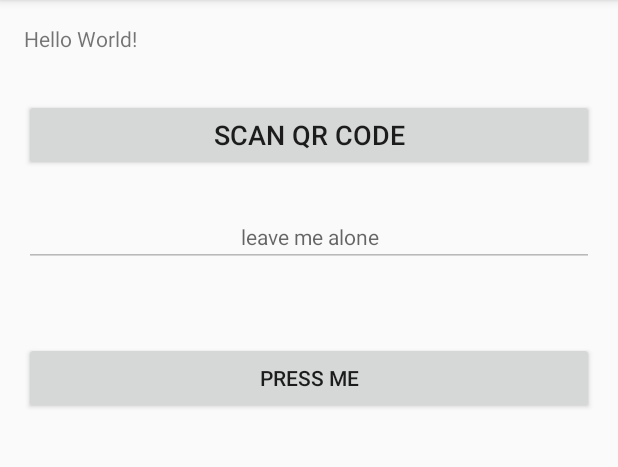
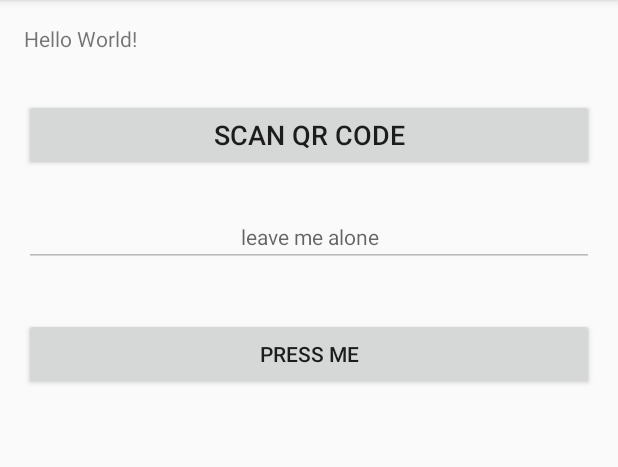
Before and after one commit to RonanCassidy/MyIrishLifeApp, an Android app: the screen it shows after launch (MainActivity), on a phone screen of 412 x 824 dp, the part 84-551 px from its top. Run offline under Robolectric (Android 15) with nearby library versions, the phone set to English and light mode, and no system bars.

Commit message:
fixing button

```diff
--- a/app/src/main/java/com/example/z034/myirishlifeapp/MainActivity.java
+++ b/app/src/main/java/com/example/z034/myirishlifeapp/MainActivity.java
@@ -31,7 +31,7 @@ public class MainActivity extends AppCompatActivity {
             }
         });
     }
-    public void hellomark(String qqqq)
+    public void btnClick(View v)
     {
         EditText text = (EditText) findViewById(R.id.editText);
         text.setText("I told you to leave me alone");
--- a/app/src/main/res/layout/activity_main.xml
+++ b/app/src/main/res/layout/activity_main.xml
@@ -34,17 +34,6 @@
         android:textAlignment="center" />
 
     <Button
-        android:text="Press Me"
-        android:layout_width="match_parent"
-        android:layout_height="wrap_content"
-        android:layout_below="@+id/editText"
-        android:layout_alignParentLeft="true"
-        android:layout_alignParentStart="true"
-        android:layout_marginTop="50dp"
-        android:id="@+id/button"
-        android:onClick="btnClick" />
-
-    <Button
         android:id="@+id/qrButton"
         android:layout_width="match_parent"
         android:layout_height="wrap_content"
@@ -57,4 +46,15 @@
         android:layout_centerHorizontal="true">
     </Button>
 
+    <Button
+        android:text="Press Me"
+        android:layout_width="match_parent"
+        android:layout_height="wrap_content"
+        android:id="@+id/button"
+        android:onClick="btnClick"
+        android:layout_below="@+id/editText"
+        android:layout_alignParentLeft="true"
+        android:layout_alignParentStart="true"
+        android:layout_marginTop="34dp" />
+
 </RelativeLayout>
```
